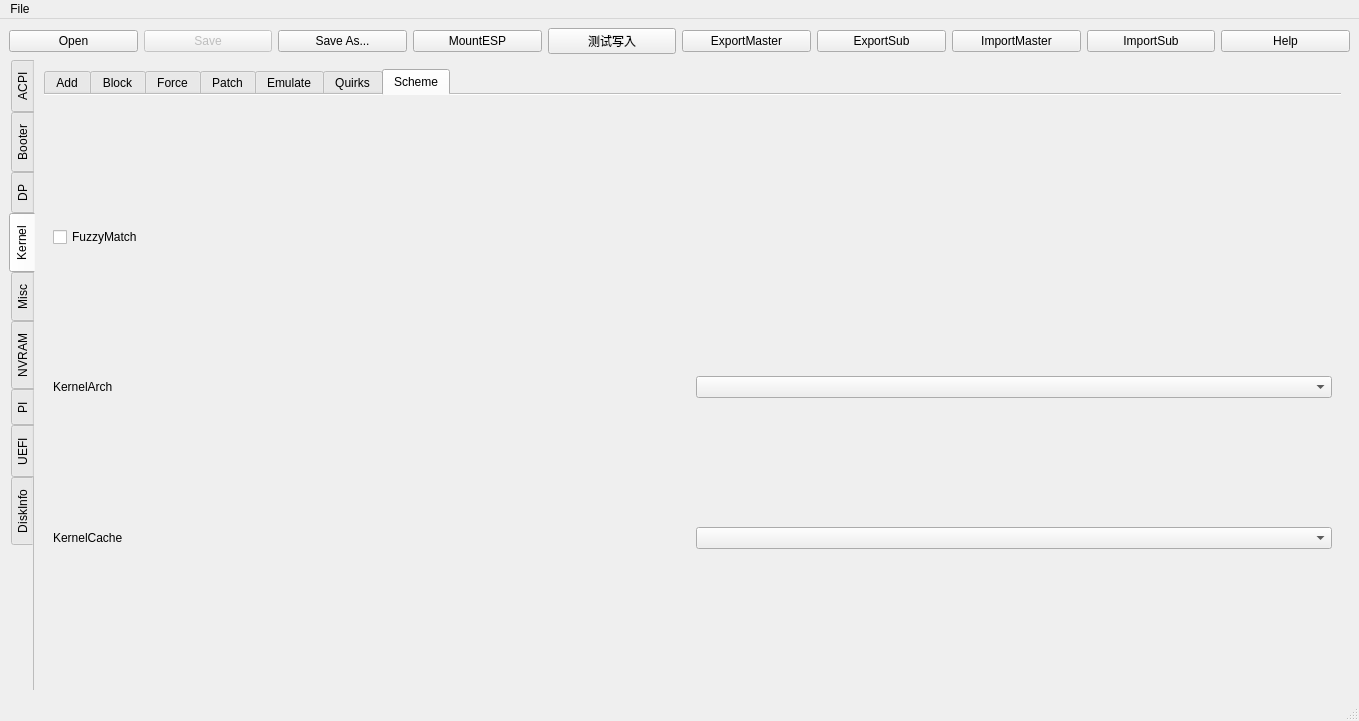
Qt form mainwindow.ui (ic005k/OCAuxiliaryTools) before a commit.
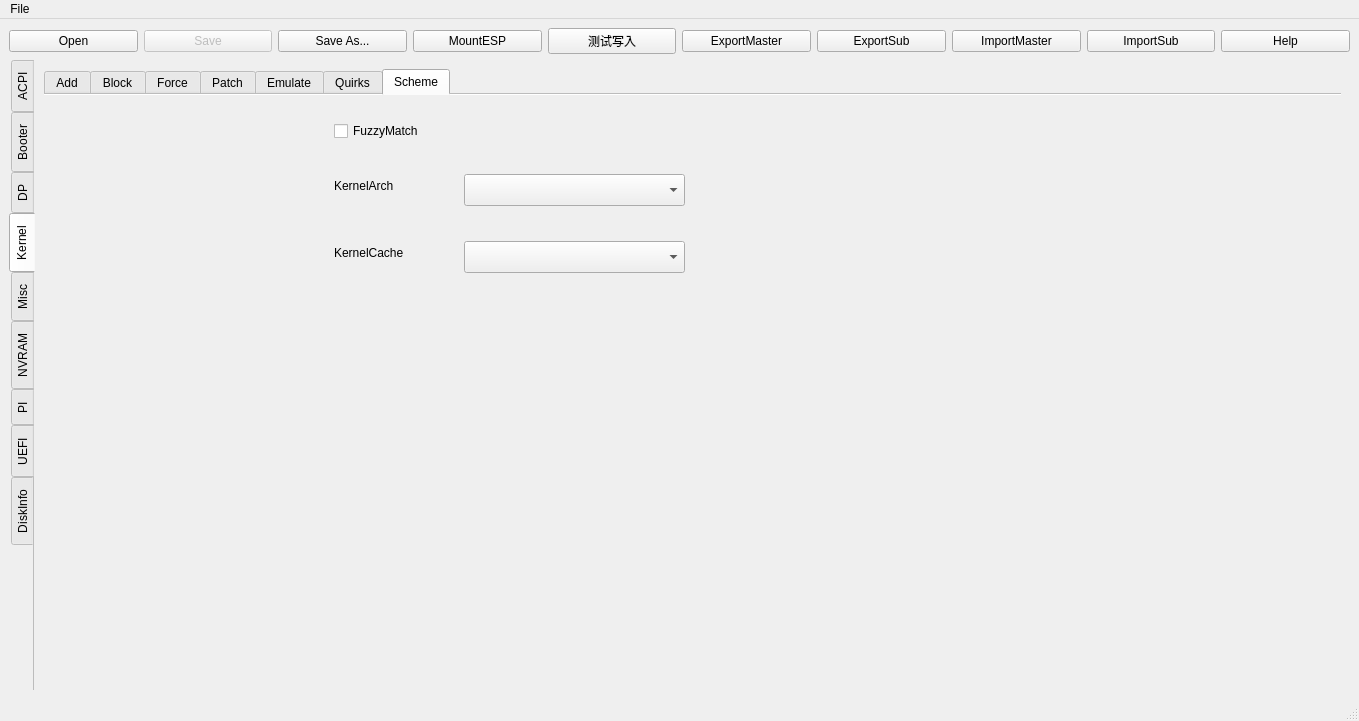
The same form after that commit. The open tabs and pages were chosen to show the change. Icons and pictures are not drawn.

The edit to the form file:
```diff
--- a/mainwindow.ui
+++ b/mainwindow.ui
@@ -101,7 +101,13 @@
        <enum>QTabWidget::Rounded</enum>
       </property>
       <property name="currentIndex">
-       <number>2</number>
+       <number>0</number>
+      </property>
+      <property name="iconSize">
+       <size>
+        <width>32</width>
+        <height>32</height>
+       </size>
       </property>
       <property name="documentMode">
        <bool>true</bool>
@@ -1537,9 +1543,15 @@
            <attribute name="title">
             <string>Scheme</string>
            </attribute>
-           <layout class="QGridLayout" name="gridLayout_37">
-            <item row="0" column="0" colspan="2">
              <widget class="QCheckBox" name="chkFuzzyMatch">
+            <property name="geometry">
+             <rect>
+              <x>290</x>
+              <y>26</y>
+              <width>99</width>
+              <height>20</height>
+             </rect>
+            </property>
               <property name="toolTip">
                <string>On macOS 10.6 and earlier kernelcache filename has a checksum, which essentially is adler32 from SMBIOS
 product name and EfiBoot device path. On certain firmwares EfiBoot device path differs between UEFI and
@@ -1554,9 +1566,15 @@
                <string>FuzzyMatch</string>
               </property>
              </widget>
-            </item>
-            <item row="1" column="0">
              <widget class="QLabel" name="label_43">
+            <property name="geometry">
+             <rect>
+              <x>290</x>
+              <y>83</y>
+              <width>101</width>
+              <height>16</height>
+             </rect>
+            </property>
               <property name="toolTip">
                <string>On macOS 10.7 and earlier XNU kernel can boot with architectures different from the usual x86_64. This setting
 will use the specified architecture to boot macOS when it is supported by the macOS and the configuration:
@@ -1575,12 +1593,25 @@
                <string>KernelArch</string>
               </property>
              </widget>
-            </item>
-            <item row="1" column="1">
-             <widget class="QComboBox" name="cboxKernelArch"/>
-            </item>
-            <item row="2" column="0">
+           <widget class="QComboBox" name="cboxKernelArch">
+            <property name="geometry">
+             <rect>
+              <x>420</x>
+              <y>79</y>
+              <width>221</width>
+              <height>32</height>
+             </rect>
+            </property>
+           </widget>
              <widget class="QLabel" name="label_42">
+            <property name="geometry">
+             <rect>
+              <x>290</x>
+              <y>150</y>
+              <width>111</width>
+              <height>16</height>
+             </rect>
+            </property>
               <property name="toolTip">
                <string>Different variants of macOS support different kernel caching variants designed to improve boot performance. This
 setting allows to prevent using faster kernel caching variants if slower variants are available for debugging and
@@ -1593,11 +1624,16 @@
                <string>KernelCache</string>
               </property>
              </widget>
-            </item>
-            <item row="2" column="1">
-             <widget class="QComboBox" name="cboxKernelCache"/>
-            </item>
-           </layout>
+           <widget class="QComboBox" name="cboxKernelCache">
+            <property name="geometry">
+             <rect>
+              <x>420</x>
+              <y>146</y>
+              <width>221</width>
+              <height>32</height>
+             </rect>
+            </property>
+           </widget>
           </widget>
          </widget>
         </item>
```
Lines whose indentation alone changed are shown as unchanged.
